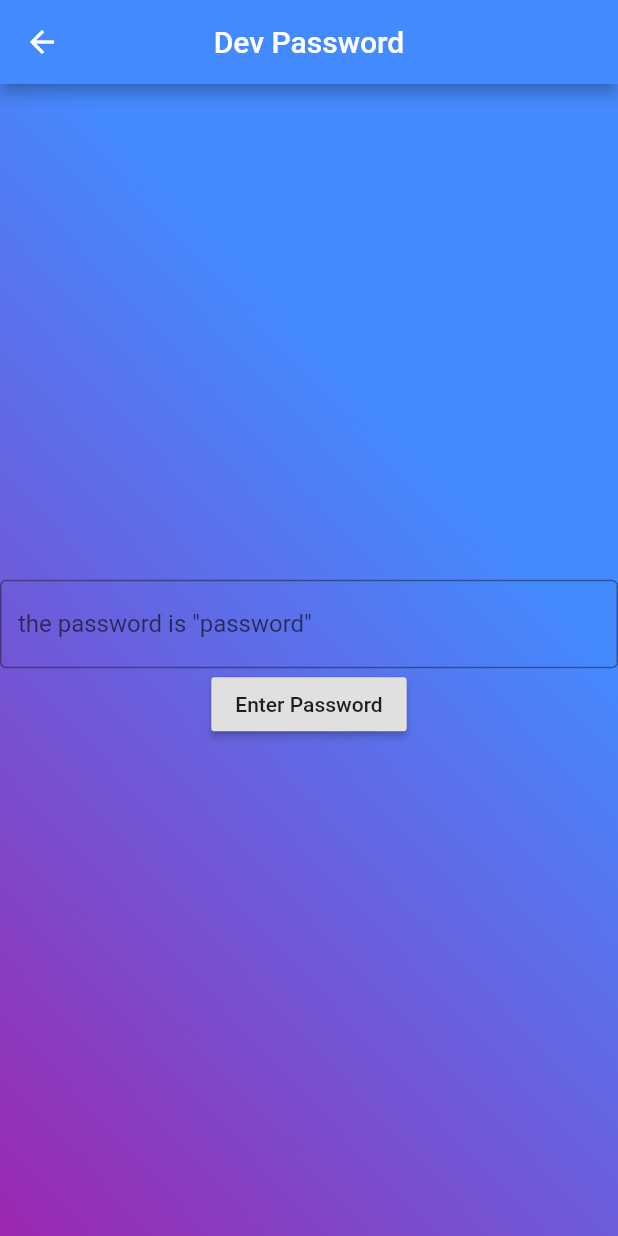
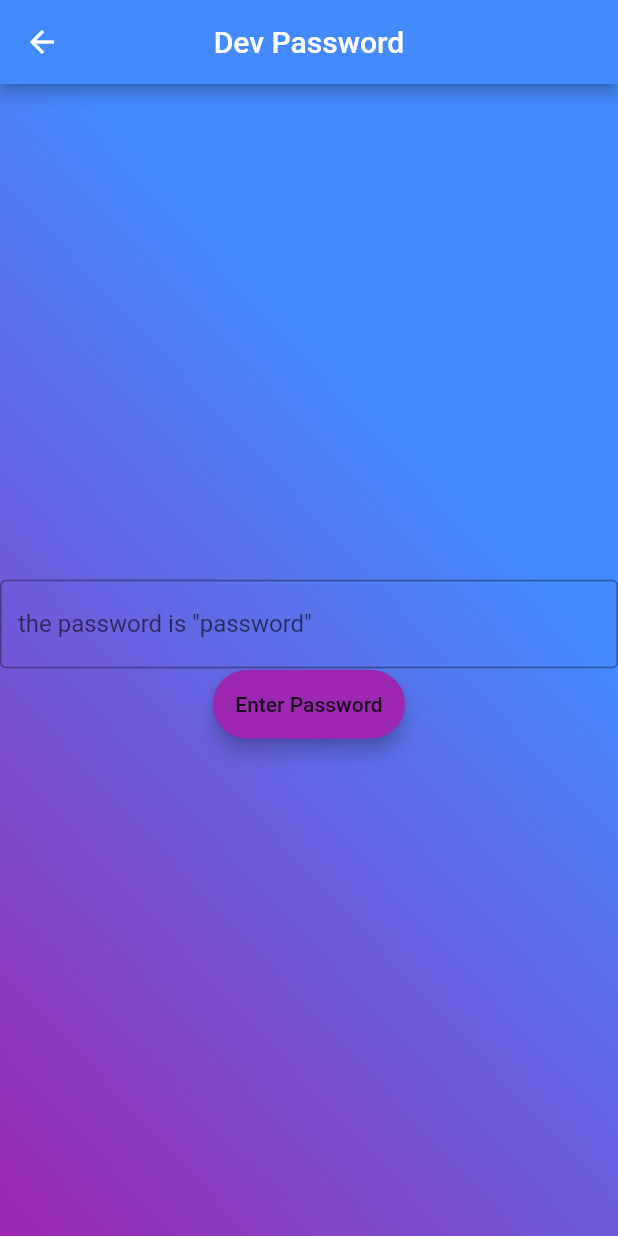
Before and after one commit to cayubweeums/Ticket-Manager, a Flutter app: the PassPage screen opened directly, after a tap on "Enter Password", on a phone screen of 412 x 824 dp. Run offline on Flutter 3.47's test engine with Material 2 defaults, Android fonts, the phone set to English and light mode, and no system bars; our stand-ins replace firebase_auth, firebase_core, firebase_database; accounts and stored records are empty.

Commit message:
change dev page login to look like front page

```diff
--- a/ticket_manager/lib/Pages/password_page.dart
+++ b/ticket_manager/lib/Pages/password_page.dart
@@ -46,12 +46,19 @@ class PassPageState extends State<PassPage> {
                     labelText: 'the password is "password"',
                   ),
                 ),
-                RaisedButton(
-                  onPressed: () {
-                    _checksum();
-                  },
-                  child: Text('Enter Password'),
-                ),
+                Container(
+                  child: RaisedButton(
+                    elevation: 5.0,
+                    onPressed: () {
+                      _checksum();
+                    },
+                    padding: EdgeInsets.all(15.0),
+                    shape: RoundedRectangleBorder(
+                        borderRadius: BorderRadius.circular(30.0)),
+                    color: Colors.purple,
+                    child: Text('Enter Password'),
+                  ),
+                )
               ],
             ),
           ),
```
